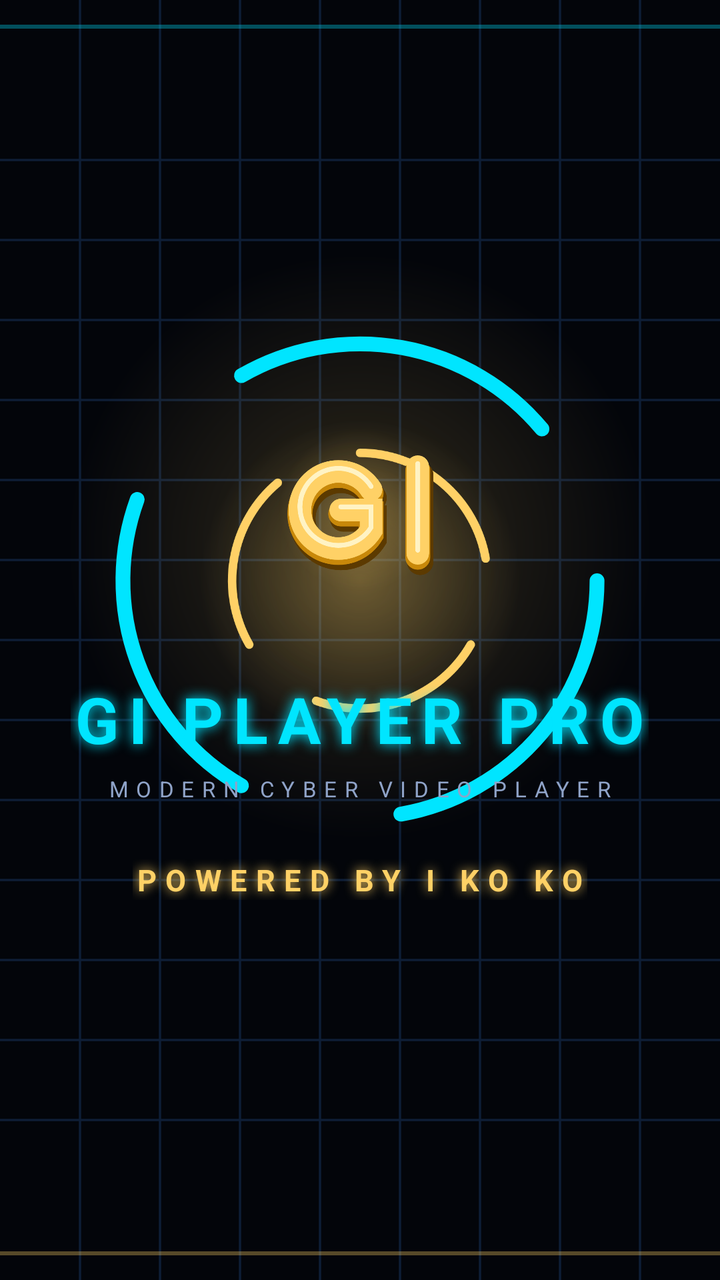
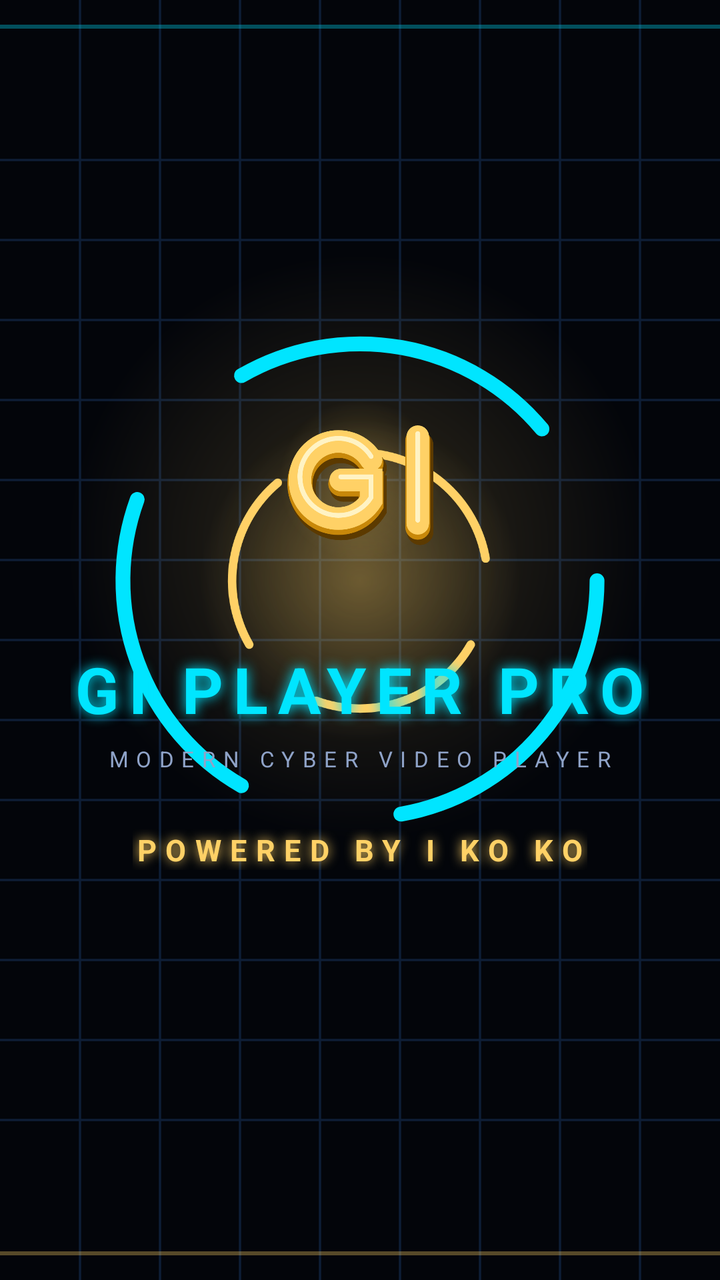

Screens rendered from an Android XML layout before and after an edit, with the pre-edit source and the edit as a unified diff.
<!-- AndroidManifest.xml: activity theme Theme.GIPlayerPro.Splash -->
<!-- res/layout/activity_splash.xml -->
<?xml version="1.0" encoding="utf-8"?>
<FrameLayout xmlns:android="http://schemas.android.com/apk/res/android"
    android:layout_width="match_parent"
    android:layout_height="match_parent"
    android:background="@drawable/bg_splash">

    <ImageView
        android:id="@+id/ringOuter"
        android:layout_width="320dp"
        android:layout_height="320dp"
        android:layout_gravity="center"
        android:layout_marginTop="-30dp"
        android:contentDescription="@string/app_name"
        android:src="@drawable/ring_cyber" />

    <ImageView
        android:id="@+id/ringInner"
        android:layout_width="230dp"
        android:layout_height="230dp"
        android:layout_gravity="center"
        android:layout_marginTop="-30dp"
        android:contentDescription="@string/app_name"
        android:src="@drawable/ring_gold" />

    <ImageView
        android:id="@+id/glow"
        android:layout_width="280dp"
        android:layout_height="280dp"
        android:layout_gravity="center"
        android:layout_marginTop="-30dp"
        android:contentDescription="@string/app_name"
        android:src="@drawable/glow_gold" />

    <LinearLayout
        android:layout_width="match_parent"
        android:layout_height="match_parent"
        android:gravity="center"
        android:orientation="vertical"
        android:paddingTop="-30dp">

        <ImageView
            android:id="@+id/ivLogo"
            android:layout_width="130dp"
            android:layout_height="130dp"
            android:contentDescription="@string/app_name"
            android:src="@drawable/gi_logo" />

        <TextView
            android:id="@+id/tvTitle"
            android:layout_width="wrap_content"
            android:layout_height="wrap_content"
            android:layout_marginTop="18dp"
            android:letterSpacing="0.15"
            android:shadowColor="@color/cyber_cyan"
            android:shadowDx="0"
            android:shadowDy="0"
            android:shadowRadius="16"
            android:text="@string/app_name"
            android:textColor="@color/cyber_cyan"
            android:textSize="32sp"
            android:textStyle="bold" />

        <TextView
            android:id="@+id/tvTagline"
            android:layout_width="wrap_content"
            android:layout_height="wrap_content"
            android:layout_marginTop="6dp"
            android:letterSpacing="0.35"
            android:text="@string/tagline"
            android:textColor="@color/text_secondary"
            android:textSize="11sp" />

        <TextView
            android:id="@+id/tvPowered"
            android:layout_width="wrap_content"
            android:layout_height="wrap_content"
            android:layout_marginTop="28dp"
            android:letterSpacing="0.3"
            android:shadowColor="@color/gold"
            android:shadowDx="0"
            android:shadowDy="0"
            android:shadowRadius="14"
            android:text="@string/powered_by"
            android:textColor="@color/gold"
            android:textSize="15sp"
            android:textStyle="bold" />
    </LinearLayout>

    <ProgressBar
        android:id="@+id/progress"
        android:layout_width="match_parent"
        android:layout_height="wrap_content"
        android:layout_gravity="bottom"
        android:layout_marginBottom="56dp"
        android:indeterminateTint="@color/cyber_cyan" />
</FrameLayout>
<!-- resources referenced by this layout -->
<resources>
  <color name="cyber_cyan">#00E5FF</color>
  <color name="gold">#FFD166</color>
  <color name="text_secondary">#8FA3C8</color>
  <!-- drawable bg_splash (drawable) -->
  <?xml version="1.0" encoding="utf-8"?>
  <vector xmlns:android="http://schemas.android.com/apk/res/android"
      xmlns:aapt="http://schemas.android.com/aapt"
      android:width="360dp"
      android:height="640dp"
      android:viewportWidth="108"
      android:viewportHeight="192">
  
      <path android:pathData="M0,0h108v192h-108z">
          <aapt:attr name="android:fillColor">
              <gradient
                  android:startColor="#101A33"
                  android:endColor="#03050A"
                  android:angle="90" />
          </aapt:attr>
      </path>
  
      
      <path
          android:fillColor="#00000000"
          android:pathData="M0,24H108M0,36H108M0,48H108M0,60H108M0,72H108M0,84H108M0,96H108M0,108H108M0,120H108M0,132H108M0,144H108M0,156H108M0,168H108M12,0V192M24,0V192M36,0V192M48,0V192M60,0V192M72,0V192M84,0V192M96,0V192"
          android:strokeColor="#0E1E36"
          android:strokeWidth="0.35" />
  
      
      <path android:pathData="M54,82m-44,0a44,44 0 1,0 88,0a44,44 0 1,0 -88,0">
          <aapt:attr name="android:fillColor">
              <gradient
                  android:type="radial"
                  android:centerX="54"
                  android:centerY="82"
                  android:gradientRadius="44"
                  android:startColor="#2EFFD166"
                  android:endColor="#00FFD166" />
          </aapt:attr>
      </path>
  
      
      <path
          android:fillColor="#00000000"
          android:pathData="M0,4H108"
          android:strokeColor="#5500E5FF"
          android:strokeWidth="0.6" />
      <path
          android:fillColor="#00000000"
          android:pathData="M0,188H108"
          android:strokeColor="#55FFD166"
          android:strokeWidth="0.6" />
  </vector>
  <!-- drawable glow_gold (drawable) -->
  <?xml version="1.0" encoding="utf-8"?>
  <shape xmlns:android="http://schemas.android.com/apk/res/android"
      android:shape="oval">
      <gradient
          android:endColor="#00FFD166"
          android:gradientRadius="80dp"
          android:startColor="#4DFFD166"
          android:type="radial" />
  </shape>
  <!-- drawable ring_cyber (drawable) -->
  <?xml version="1.0" encoding="utf-8"?>
  <vector xmlns:android="http://schemas.android.com/apk/res/android"
      android:width="200dp"
      android:height="200dp"
      android:viewportWidth="108"
      android:viewportHeight="108">
  
      <path
          android:fillColor="#00000000"
          android:pathData="M94,54A40,40 0 0,1 60.9,93.4M34,88.6A40,40 0 0,1 16.4,40.3M34,19.4A40,40 0 0,1 84.7,28.4"
          android:strokeColor="#00E5FF"
          android:strokeLineCap="round"
          android:strokeWidth="2.5" />
  </vector>
  <!-- drawable ring_gold (drawable) -->
  <?xml version="1.0" encoding="utf-8"?>
  <vector xmlns:android="http://schemas.android.com/apk/res/android"
      android:width="160dp"
      android:height="160dp"
      android:viewportWidth="108"
      android:viewportHeight="108">
  
      <path
          android:fillColor="#00000000"
          android:pathData="M80,69A30,30 0 0,1 43.7,82.2M28,69A30,30 0 0,1 34.7,31M54,24A30,30 0 0,1 83.5,48.8"
          android:strokeColor="#FFD166"
          android:strokeLineCap="round"
          android:strokeWidth="2" />
  </vector>
  <string name="app_name">GI PLAYER PRO</string>
  <string name="powered_by">POWERED BY I KO KO</string>
  <string name="tagline">MODERN CYBER VIDEO PLAYER</string>
  <style name="Theme.GIPlayerPro.Splash">
          <item name="android:windowFullscreen">true</item>
      </style>
  <!-- unchanged entries left out for length: 1 -->
</resources>

<!-- the commit's change to res/layout/activity_splash.xml (unified diff, before → after) -->
@@ -34,9 +34,9 @@
     <LinearLayout
         android:layout_width="match_parent"
         android:layout_height="match_parent"
+        android:layout_marginTop="-30dp"
         android:gravity="center"
-        android:orientation="vertical"
-        android:paddingTop="-30dp">
+        android:orientation="vertical">
 
         <ImageView
             android:id="@+id/ivLogo"
